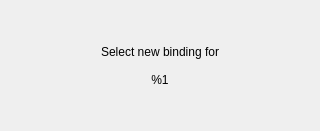
This is build_unix/inputeventselectiondialog.ui in jpd002/Play- as Qt 5 draws it before an edit. The edited form follows.
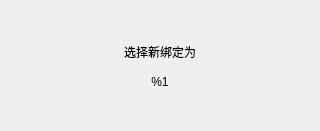
This is the edited form.

Commit message: China localization

```diff
--- a/build_unix/inputeventselectiondialog.ui
+++ b/build_unix/inputeventselectiondialog.ui
@@ -17,7 +17,7 @@
    <item row="0" column="0">
     <widget class="QLabel" name="label">
      <property name="text">
-      <string>Select new binding for
+      <string>选择新绑定为
 
 %1</string>
      </property>
```
Left out of the diff: 2 changed lines with no effect on the pictures.
